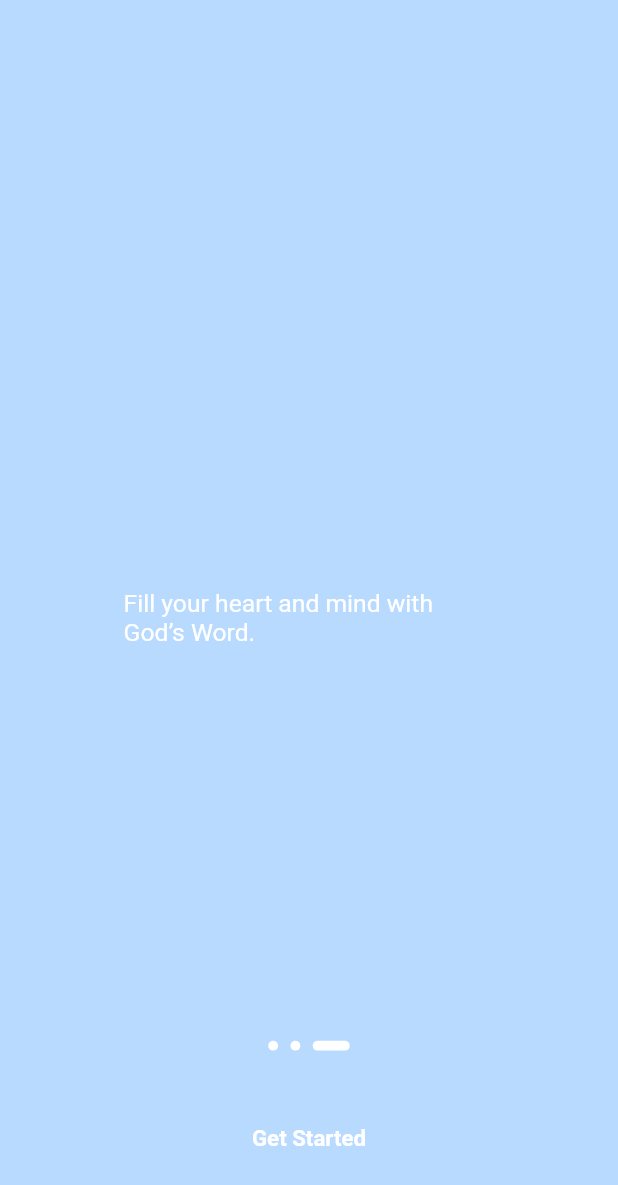
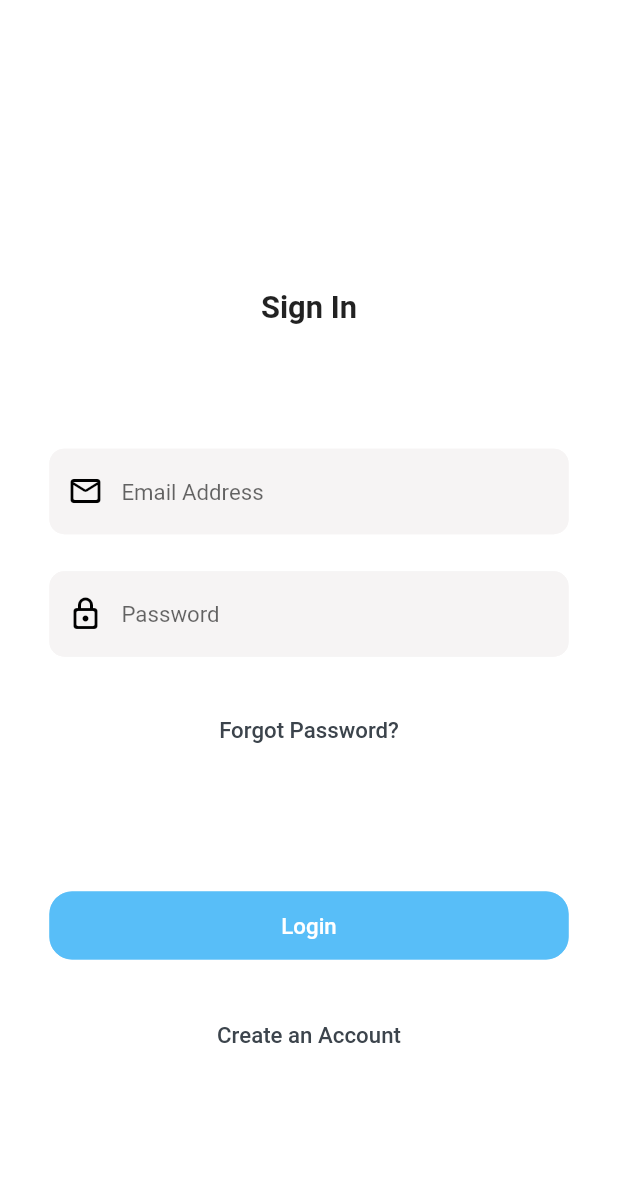
Before and after one commit to pauleke65/flutter_meditate, a Flutter app: the screen it shows after launch, after a tap on "Skip", after a tap on "Get Started", on a phone screen of 412 x 824 dp. Shown: the top 1185 px of the screen. Run offline on Flutter 3.47's test engine with Material 2 defaults, Android fonts, the phone set to English and light mode, and no system bars; our stand-ins replace google_fonts, stacked, stacked_services.

Commit message:
added login screen

```diff
--- a/lib/app/app.dart
+++ b/lib/app/app.dart
@@ -1,3 +1,4 @@
+import 'package:flutter_meditate/views/screens/login/login_view.dart';
 import 'package:flutter_meditate/views/screens/onboarding/onboarding_view.dart';
 import 'package:flutter_meditate/views/screens/splashscreen/splashscreen_view.dart';
 import 'package:stacked/stacked_annotations.dart';
@@ -7,6 +8,7 @@ import 'package:stacked_services/stacked_services.dart';
   routes: [
     MaterialRoute(page: SplashScreenView, initial: true),
     MaterialRoute(page: OnboardingView),
+    MaterialRoute(page: LoginView),
   ],
   dependencies: [
     LazySingleton(classType: NavigationService),
--- a/lib/app/app.router.dart
+++ b/lib/app/app.router.dart
@@ -10,15 +10,18 @@ import 'package:flutter/material.dart';
 import 'package:stacked/stacked.dart';
 import 'package:stacked/stacked_annotations.dart';
 
+import '../views/screens/login/login_view.dart';
 import '../views/screens/onboarding/onboarding_view.dart';
 import '../views/screens/splashscreen/splashscreen_view.dart';
 
 class Routes {
   static const String splashScreenView = '/';
   static const String onboardingView = '/onboarding-view';
+  static const String loginView = '/login-view';
   static const all = <String>{
     splashScreenView,
     onboardingView,
+    loginView,
   };
 }
 
@@ -28,6 +31,7 @@ class StackedRouter extends RouterBase {
   final _routes = <RouteDef>[
     RouteDef(Routes.splashScreenView, page: SplashScreenView),
     RouteDef(Routes.onboardingView, page: OnboardingView),
+    RouteDef(Routes.loginView, page: LoginView),
   ];
   @override
   Map<Type, StackedRouteFactory> get pagesMap => _pagesMap;
@@ -47,6 +51,15 @@ class StackedRouter extends RouterBase {
         settings: data,
       );
     },
+    LoginView: (data) {
+      var args = data.getArgs<LoginViewArguments>(
+        orElse: () => LoginViewArguments(),
+      );
+      return MaterialPageRoute<dynamic>(
+        builder: (context) => LoginView(key: args.key),
+        settings: data,
+      );
+    },
   };
 }
 
@@ -59,3 +72,9 @@ class OnboardingViewArguments {
   final Key? key;
   OnboardingViewArguments({this.key});
 }
+
+/// LoginView arguments holder class
+class LoginViewArguments {
+  final Key? key;
+  LoginViewArguments({this.key});
+}
--- a/lib/main.dart
+++ b/lib/main.dart
@@ -18,9 +18,9 @@ class MyApp extends StatelessWidget {
     return MaterialApp(
       debugShowCheckedModeBanner: false,
       theme: ThemeData(
-        primaryColor: AppColors.primary,
-        textTheme: GoogleFonts.robotoTextTheme(Theme.of(context).textTheme),
-      ),
+          primaryColor: AppColors.primary,
+          textTheme: GoogleFonts.robotoTextTheme(Theme.of(context).textTheme),
+          scaffoldBackgroundColor: AppColors.white),
       navigatorKey: StackedService.navigatorKey,
       onGenerateRoute: StackedRouter().onGenerateRoute,
     );
--- a/lib/utils/constants/app_colors.dart
+++ b/lib/utils/constants/app_colors.dart
@@ -3,6 +3,7 @@ import 'package:flutter/material.dart';
 class AppColors {
   // static const primary = Color(0xFF98DAFF);
   static const primary = Color(0xFF98DAFF);
+  static const primary2 = Color(0xFF58BEF8);
   static const white = Color(0xFFFFFFFF);
   static const text = Color(0xFF3C444C);
   static const lightGrey = Color(0xFFF6F4F4);
--- /dev/null
+++ b/lib/views/components/auth_textformfield.dart
@@ -0,0 +1,53 @@
+import 'package:flutter/material.dart';
+import 'package:flutter_meditate/utils/constants/app_colors.dart';
+import 'package:flutter_meditate/utils/constants/app_textstyle.dart';
+
+enum AuthFormFieldType { email, password, text }
+
+class AuthTextFormField extends StatelessWidget {
+  const AuthTextFormField({
+    Key? key,
+    required this.hintText,
+    required this.icon,
+    required this.controller,
+    required this.authFormFieldType,
+  }) : super(key: key);
+
+  final String hintText;
+  final IconData icon;
+  final TextEditingController controller;
+  final AuthFormFieldType authFormFieldType;
+
+  @override
+  Widget build(BuildContext context) {
+    return TextFormField(
+      controller: controller,
+      style: AppTextStyles.text18,
+      textAlignVertical: TextAlignVertical.center,
+      decoration: InputDecoration(
+        fillColor: AppColors.lightGrey,
+        filled: true,
+        prefixIcon: Icon(
+          icon,
+          color: AppColors.black,
+        ),
+        hintText: hintText,
+        hintStyle: AppTextStyles.text18,
+        enabledBorder: const OutlineInputBorder(
+          borderRadius: BorderRadius.all(Radius.circular(10.0)),
+          borderSide: BorderSide(
+            color: AppColors.lightGrey,
+            width: 1.0,
+          ),
+        ),
+        focusedBorder: const OutlineInputBorder(
+          borderRadius: BorderRadius.all(Radius.circular(10.0)),
+          borderSide: BorderSide(
+            color: AppColors.lightGrey,
+            width: 1.0,
+          ),
+        ),
+      ),
+    );
+  }
+}
--- /dev/null
+++ b/lib/views/screens/login/login_view.dart
@@ -0,0 +1,85 @@
+import 'package:flutter/material.dart';
+import 'package:flutter_meditate/utils/constants/app_colors.dart';
+import 'package:flutter_meditate/utils/constants/app_textstyle.dart';
+import 'package:flutter_meditate/views/components/auth_textformfield.dart';
+import 'package:stacked/stacked.dart';
+
+import 'login_viewmodel.dart';
+
+class LoginView extends StatelessWidget {
+  LoginView({Key? key}) : super(key: key);
+
+  final TextEditingController emailController = TextEditingController();
+  final TextEditingController passwordController = TextEditingController();
+
+  @override
+  Widget build(BuildContext context) {
+    final _screenSize = MediaQuery.of(context).size;
+    return ViewModelBuilder<LoginViewModel>.reactive(
+      builder: (context, model, child) => Scaffold(
+        body: Container(
+          width: double.infinity,
+          height: _screenSize.height,
+          padding: EdgeInsets.symmetric(horizontal: _screenSize.width * 0.08),
+          child: Column(
+            mainAxisAlignment: MainAxisAlignment.center,
+            children: [
+              SizedBox(height: _screenSize.height * 0.1),
+              Text(
+                "Sign In",
+                style: AppTextStyles.text25Bold,
+              ),
+              SizedBox(height: _screenSize.height * 0.1),
+              AuthTextFormField(
+                  hintText: "Email Address",
+                  icon: Icons.mail_outline_rounded,
+                  controller: emailController,
+                  authFormFieldType: AuthFormFieldType.email),
+              SizedBox(height: _screenSize.height * 0.03),
+              AuthTextFormField(
+                  hintText: "Password",
+                  icon: Icons.lock_outline_rounded,
+                  controller: passwordController,
+                  authFormFieldType: AuthFormFieldType.password),
+              SizedBox(height: _screenSize.height * 0.03),
+              TextButton(
+                onPressed: () {},
+                child: Text(
+                  "Forgot Password?",
+                  style: AppTextStyles.text18.copyWith(color: AppColors.text),
+                ),
+              ),
+              SizedBox(height: _screenSize.height * 0.1),
+              MaterialButton(
+                onPressed: () {},
+                child: Text(
+                  "Login",
+                  style: AppTextStyles.text18.copyWith(color: AppColors.white),
+                ),
+                color: AppColors.primary2,
+                elevation: 0,
+                height: _screenSize.height * 0.055,
+                minWidth: double.infinity,
+                shape: RoundedRectangleBorder(
+                    borderRadius: BorderRadius.circular(15),
+                    side: const BorderSide(
+                      width: 0.5,
+                      color: AppColors.primary2,
+                    )),
+              ),
+              SizedBox(height: _screenSize.height * 0.03),
+              TextButton(
+                onPressed: () {},
+                child: Text(
+                  "Create an Account",
+                  style: AppTextStyles.text18.copyWith(color: AppColors.text),
+                ),
+              ),
+            ],
+          ),
+        ),
+      ),
+      viewModelBuilder: () => LoginViewModel(),
+    );
+  }
+}
--- /dev/null
+++ b/lib/views/screens/login/login_viewmodel.dart
@@ -0,0 +1,3 @@
+import 'package:stacked/stacked.dart';
+
+class LoginViewModel extends BaseViewModel {}
--- a/lib/views/screens/onboarding/onboarding_view.dart
+++ b/lib/views/screens/onboarding/onboarding_view.dart
@@ -89,7 +89,7 @@ class OnboardingView extends StatelessWidget {
                       ],
                     )
                   : TextButton(
-                      onPressed: () {},
+                      onPressed: model.navigateToLogin,
                       child: Text(
                         "Get Started",
                         style: AppTextStyles.text18Bold
--- a/lib/views/screens/onboarding/onboarding_view_model.dart
+++ b/lib/views/screens/onboarding/onboarding_view_model.dart
@@ -1,6 +1,11 @@
+import 'package:flutter_meditate/app/app.locator.dart';
+import 'package:flutter_meditate/app/app.router.dart';
 import 'package:stacked/stacked.dart';
+import 'package:stacked_services/stacked_services.dart';
 
 class OnboardingViewModel extends BaseViewModel {
+  final _navigationService = locator<NavigationService>();
+
   int _currentIndex = 0;
   int get currentIndex => _currentIndex;
 
@@ -8,4 +13,8 @@ class OnboardingViewModel extends BaseViewModel {
     _currentIndex = value;
     notifyListeners();
   }
+
+  void navigateToLogin() {
+    _navigationService.navigateTo(Routes.loginView);
+  }
 }
```
